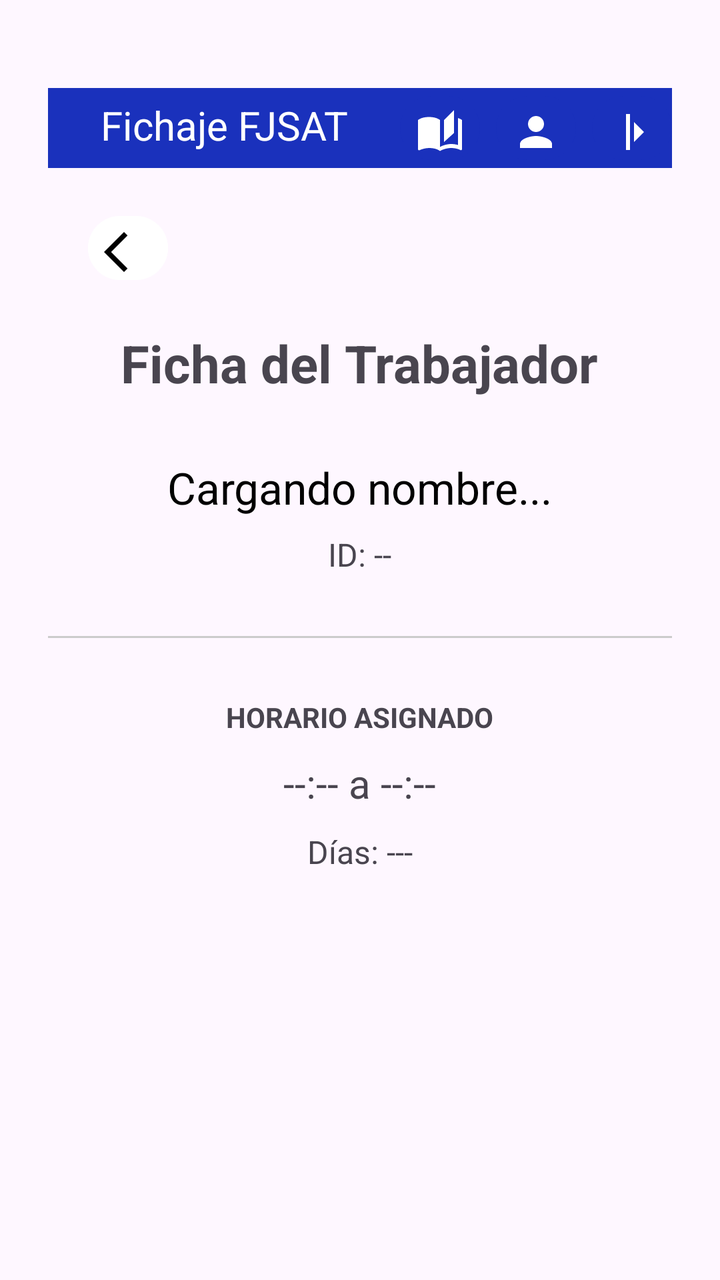
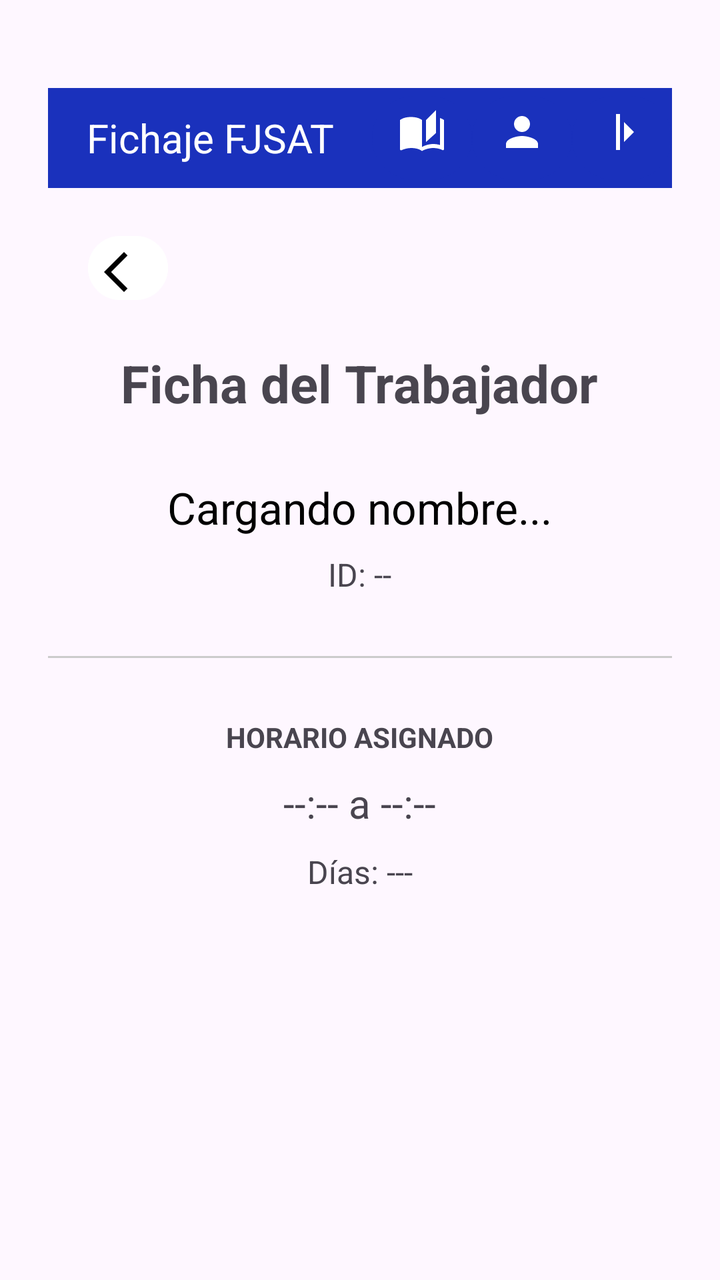

Two renders of the same Android screen: before a commit and after it. Below are the layout's source before the change and the commit's diff.
<!-- AndroidManifest.xml: application theme Theme.SigninApp -->
<!-- res/layout/activity_profile.xml -->
<?xml version="1.0" encoding="utf-8"?>
<LinearLayout xmlns:android="http://schemas.android.com/apk/res/android"
    android:layout_width="match_parent"
    android:layout_height="match_parent"
    android:orientation="vertical"
    android:padding="24dp"
    android:gravity="center_horizontal">
    <LinearLayout
        android:layout_width="match_parent"
        android:layout_height="wrap_content"
        android:layout_gravity="top"
        android:gravity="right"
        android:orientation="horizontal"
        android:background="#1A31BC"
        android:layout_marginTop="20dp">

        <TextView
            android:layout_width="wrap_content"
            android:layout_height="match_parent"
            android:layout_weight="1"
            android:text="Fichaje FJSAT"
            android:textColor="#FFFFFF"
            android:textSize="20sp"
            android:textAlignment="center"
            android:layout_marginTop="5dp"
            />

        <Button
            android:id="@+id/btnHistory"
            android:layout_width="40dp"
            android:layout_height="40dp"
            android:layout_marginEnd="8dp"
            android:backgroundTint="#1A31BC"
            android:drawableTop="@drawable/baseline_auto_stories_24"
            android:drawablePadding="8dp"
            android:drawableTint="@color/white"
            android:textSize="12dp" />

        <Button
            android:id="@+id/btnPerfil"
            android:layout_width="40dp"
            android:layout_height="40dp"
            android:layout_marginEnd="8dp"
            android:backgroundTint="#1A31BC"
            android:drawableTop="@drawable/user_icon"
            android:drawablePadding="8dp"
            android:drawableTint="@color/white"
            android:textSize="12dp" />

        <Button
            android:id="@+id/btnLogout"
            android:layout_width="40dp"
            android:layout_height="40dp"
            android:backgroundTint="#1A31BC"
            android:drawableTop="@drawable/logout"
            android:drawableTint="@color/white"
            android:drawablePadding="8sp"
            android:textSize="12sp" />
    </LinearLayout>
    <LinearLayout
        android:layout_width="match_parent"
        android:layout_height="wrap_content"
        android:layout_margin="20dp">
        <Button
            android:id="@+id/btnBack"
            android:layout_width="40dp"
            android:layout_height="40dp"
            android:layout_marginEnd="8dp"
            android:backgroundTint="#FFFFFF"
            android:drawableTop="@drawable/back"
            android:drawablePadding="8dp"
            android:drawableTint="@color/black"
            android:textSize="12dp" />

    </LinearLayout>
    <TextView
        android:text="Ficha del Trabajador"
        android:textSize="26sp"
        android:textStyle="bold"
        android:layout_marginBottom="30dp"
        android:layout_width="wrap_content"
        android:layout_height="wrap_content"/>

    <TextView
        android:id="@+id/tvNameProfile"
        android:text="Cargando nombre..."
        android:textSize="22sp"
        android:textColor="#000000"
        android:layout_marginBottom="8dp"
        android:layout_width="wrap_content"
        android:layout_height="wrap_content"/>

    <TextView
        android:id="@+id/tvIdProfile"
        android:text="ID: --"
        android:textSize="16sp"
        android:layout_marginBottom="30dp"
        android:layout_width="wrap_content"
        android:layout_height="wrap_content"/>

    <View
        android:layout_width="match_parent"
        android:layout_height="1dp"
        android:background="#CCCCCC"
        android:layout_marginBottom="30dp"/>

    <TextView
        android:text="HORARIO ASIGNADO"
        android:textStyle="bold"
        android:layout_marginBottom="10dp"
        android:layout_width="wrap_content"
        android:layout_height="wrap_content"/>

    <TextView
        android:id="@+id/tvSchedule"
        android:text="--:-- a --:--"
        android:textSize="20sp"
        android:layout_marginBottom="10dp"
        android:layout_width="wrap_content"
        android:layout_height="wrap_content"/>

    <TextView
        android:id="@+id/tvDias"
        android:text="Días: ---"
        android:textSize="16sp"
        android:layout_marginBottom="40dp"
        android:layout_width="wrap_content"
        android:layout_height="wrap_content"/>


</LinearLayout>
<!-- resources referenced by this layout -->
<resources>
  <color name="black">#FF000000</color>
  <color name="white">#FFFFFFFF</color>
  <!-- drawable back (drawable) -->
  <vector xmlns:android="http://schemas.android.com/apk/res/android" android:autoMirrored="true" android:height="24dp" android:tint="#000000" android:viewportHeight="960" android:viewportWidth="960" android:width="24dp">
        
      <path android:fillColor="@android:color/white" android:pathData="M400,880L0,480L400,80L471,151L142,480L471,809L400,880Z"/>
      
  </vector>
  <!-- drawable baseline_auto_stories_24 (drawable) -->
  <vector xmlns:android="http://schemas.android.com/apk/res/android" android:height="24dp" android:tint="#000000" android:viewportHeight="24" android:viewportWidth="24" android:width="24dp">
        
      <path android:fillColor="@android:color/white" android:pathData="M19,1l-5,5v11l5,-4.5L19,1zM1,6v14.65c0,0.25 0.25,0.5 0.5,0.5 0.1,0 0.15,-0.05 0.25,-0.05C3.1,20.45 5.05,20 6.5,20c1.95,0 4.05,0.4 5.5,1.5L12,6c-1.45,-1.1 -3.55,-1.5 -5.5,-1.5S2.45,4.9 1,6zM23,19.5L23,6c-0.6,-0.45 -1.25,-0.75 -2,-1v13.5c-1.1,-0.35 -2.3,-0.5 -3.5,-0.5 -1.7,0 -4.15,0.65 -5.5,1.5v2c1.35,-0.85 3.8,-1.5 5.5,-1.5 1.65,0 3.35,0.3 4.75,1.05 0.1,0.05 0.15,0.05 0.25,0.05 0.25,0 0.5,-0.25 0.5,-0.5v-1.1z"/>
      
  </vector>
  <!-- drawable logout (drawable) -->
  <vector xmlns:android="http://schemas.android.com/apk/res/android" android:autoMirrored="true" android:height="24dp" android:tint="#000000" android:viewportHeight="960" android:viewportWidth="960" android:width="24dp">
        
      <path android:fillColor="@android:color/white" android:pathData="M360,840L360,120L440,120L440,840L360,840ZM520,680L520,280L720,480L520,680Z"/>
      
  </vector>
  <!-- drawable user_icon (drawable) -->
  <vector xmlns:android="http://schemas.android.com/apk/res/android" android:height="24dp" android:tint="#000000" android:viewportHeight="24" android:viewportWidth="24" android:width="24dp">
        
      <path android:fillColor="@android:color/white" android:pathData="M12,12c2.21,0 4,-1.79 4,-4s-1.79,-4 -4,-4 -4,1.79 -4,4 1.79,4 4,4zM12,14c-2.67,0 -8,1.34 -8,4v2h16v-2c0,-2.66 -5.33,-4 -8,-4z"/>
      
  </vector>
  <style name="Theme.SigninApp" parent="Base.Theme.SigninApp" />
  <style name="Base.Theme.SigninApp" parent="Theme.Material3.DayNight.NoActionBar">
          
          
      </style>
</resources>

<!-- the commit's change to res/layout/activity_profile.xml (unified diff, before → after) -->
@@ -13,50 +13,54 @@
         android:orientation="horizontal"
         android:background="#1A31BC"
         android:layout_marginTop="20dp">
-
         <TextView
             android:layout_width="wrap_content"
             android:layout_height="match_parent"
-            android:layout_weight="1"
+            android:layout_weight="2"
             android:text="Fichaje FJSAT"
             android:textColor="#FFFFFF"
             android:textSize="20sp"
             android:textAlignment="center"
-            android:layout_marginTop="5dp"
+            android:gravity="center"
             />
 
         <Button
             android:id="@+id/btnHistory"
-            android:layout_width="40dp"
-            android:layout_height="40dp"
-            android:layout_marginEnd="8dp"
+            android:layout_width="50dp"
+            android:layout_height="50dp"
             android:backgroundTint="#1A31BC"
             android:drawableTop="@drawable/baseline_auto_stories_24"
-            android:drawablePadding="8dp"
+            android:drawablePadding="10dp"
             android:drawableTint="@color/white"
-            android:textSize="12dp" />
+            android:textSize="12dp"
+            android:textAlignment="center"
+            android:gravity="center"/>
 
         <Button
             android:id="@+id/btnPerfil"
-            android:layout_width="40dp"
-            android:layout_height="40dp"
-            android:layout_marginEnd="8dp"
+            android:layout_width="50dp"
+            android:layout_height="50dp"
             android:backgroundTint="#1A31BC"
             android:drawableTop="@drawable/user_icon"
-            android:drawablePadding="8dp"
+            android:drawablePadding="10dp"
             android:drawableTint="@color/white"
-            android:textSize="12dp" />
+            android:textSize="12dp"
+            android:textAlignment="center"
+            android:gravity="center"/>
 
         <Button
             android:id="@+id/btnLogout"
-            android:layout_width="40dp"
-            android:layout_height="40dp"
+            android:layout_width="50dp"
+            android:layout_height="50dp"
             android:backgroundTint="#1A31BC"
             android:drawableTop="@drawable/logout"
             android:drawableTint="@color/white"
-            android:drawablePadding="8sp"
-            android:textSize="12sp" />
+            android:drawablePadding="10sp"
+            android:textSize="12sp"
+            android:textAlignment="center"
+            android:gravity="center"/>
     </LinearLayout>
+
     <LinearLayout
         android:layout_width="match_parent"
         android:layout_height="wrap_content"
